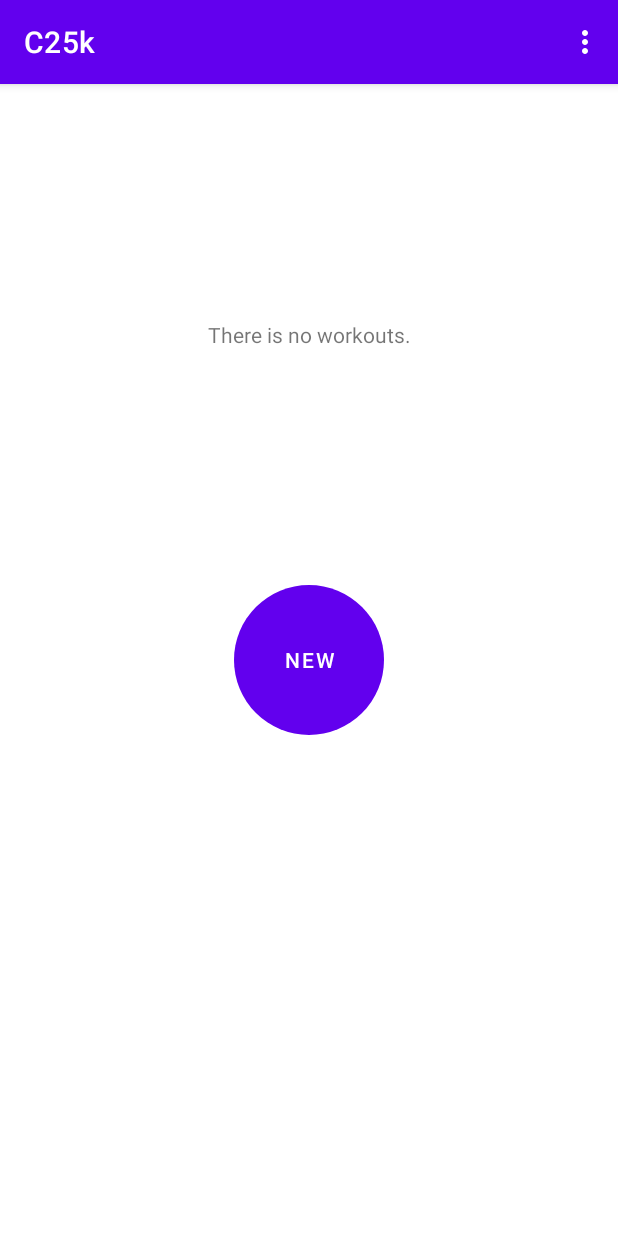
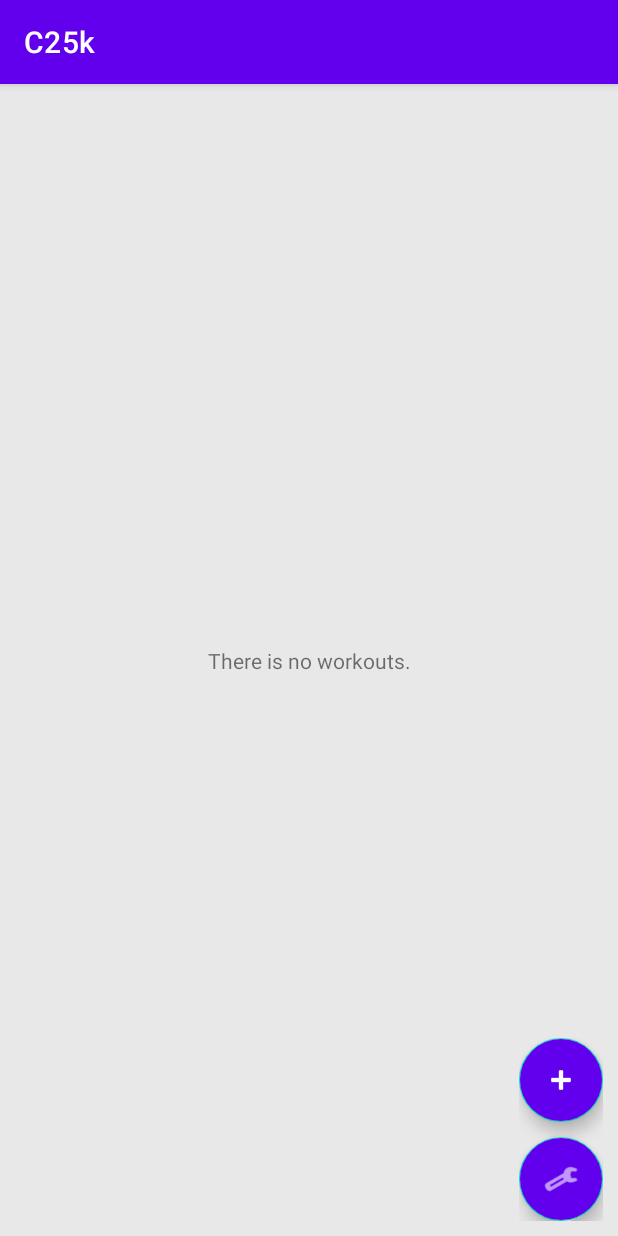
Before and after one commit to vieira-rodrigo/c25k, an Android app: the screen it shows after launch (MainActivity), on a phone screen of 412 x 824 dp. Run offline under Robolectric (Android 15) with nearby library versions, the phone set to English and light mode, and no system bars.

Commit message:
Adjustments
- New card design
- Fix speed label on action
- Fix back flow before start workout
- Remove menu
- New and settings floating buttons

```diff
--- a/app/src/main/java/com/rev/c25k/view/HomeFragment.java
+++ b/app/src/main/java/com/rev/c25k/view/HomeFragment.java
@@ -32,6 +32,7 @@ public class HomeFragment extends Fragment {
         super.onViewCreated(view, savedInstanceState);
         initWorkoutsList(view);
         initNewButton(view);
+        initSettingsButton(view);
     }
 
     private void initWorkoutsList(View view) {
@@ -58,4 +59,11 @@ public class HomeFragment extends Fragment {
                     .navigate(R.id.action_HomeFragment_to_SelectFragment);
         });
     }
+
+    private void initSettingsButton(View view) {
+        view.findViewById(R.id.button_settings).setOnClickListener(view1 -> {
+            NavHostFragment.findNavController(HomeFragment.this)
+                    .navigate(R.id.action_HomeFragment_to_SettingsFragment);
+        });
+    }
 }
--- a/app/src/main/res/drawable/card.xml
+++ b/app/src/main/res/drawable/card.xml
@@ -1,7 +1,7 @@
 <shape xmlns:android="http://schemas.android.com/apk/res/android"
     android:shape="rectangle">
 
-    <solid android:color="#E8E8E8" />
+    <solid android:color="@color/card_background" />
 
     <corners
         android:bottomLeftRadius="@dimen/card_radius"
--- a/app/src/main/res/layout/fragment_home.xml
+++ b/app/src/main/res/layout/fragment_home.xml
@@ -4,6 +4,7 @@
     xmlns:tools="http://schemas.android.com/tools"
     android:layout_width="match_parent"
     android:layout_height="match_parent"
+    android:background="@color/app_background"
     tools:context=".view.HomeFragment">
 
     <TextView
@@ -11,7 +12,7 @@
         android:layout_width="wrap_content"
         android:layout_height="wrap_content"
         android:text="@string/there_is_no_workout"
-        app:layout_constraintBottom_toTopOf="@id/button_new"
+        app:layout_constraintBottom_toBottomOf="parent"
         app:layout_constraintEnd_toEndOf="parent"
         app:layout_constraintStart_toStartOf="parent"
         app:layout_constraintTop_toTopOf="parent" />
@@ -19,21 +20,39 @@
     <ListView
         android:id="@+id/list_view_workouts"
         android:layout_width="match_parent"
-        android:layout_height="@dimen/workouts_list_height"
-        android:divider="@null"
-        app:layout_constraintBottom_toTopOf="@id/button_new"
-        app:layout_constraintEnd_toEndOf="parent"
-        app:layout_constraintStart_toStartOf="parent"
-        app:layout_constraintTop_toTopOf="parent" />
+        android:layout_height="match_parent"
+        android:divider="@null" />
 
-    <Button
-        android:id="@+id/button_new"
+    <LinearLayout
         android:layout_width="wrap_content"
         android:layout_height="wrap_content"
-        android:text="@string/new_button"
-        android:background="@drawable/circle_button"
         app:layout_constraintBottom_toBottomOf="parent"
         app:layout_constraintEnd_toEndOf="parent"
-        app:layout_constraintStart_toStartOf="parent"
-        app:layout_constraintTop_toBottomOf="@id/list_view_workouts" />
+        android:orientation="vertical"
+        android:layout_margin="@dimen/layout_floating_margin">
+
+        <com.google.android.material.floatingactionbutton.FloatingActionButton
+            android:id="@+id/button_new"
+            android:layout_width="wrap_content"
+            android:layout_height="wrap_content"
+            android:layout_gravity="bottom|end"
+            android:backgroundTint="?attr/colorPrimary"
+            android:contentDescription="@string/run"
+            android:layout_marginBottom="@dimen/button_new_marginBottom"
+            app:fabSize="auto"
+            app:srcCompat="@android:drawable/ic_input_add"
+            app:tint="@color/white" />
+
+        <com.google.android.material.floatingactionbutton.FloatingActionButton
+            android:id="@+id/button_settings"
+            android:layout_width="wrap_content"
+            android:layout_height="wrap_content"
+            android:layout_gravity="bottom|end"
+            android:backgroundTint="?attr/colorPrimary"
+            android:contentDescription="@string/run"
+            app:fabSize="auto"
+            app:srcCompat="@android:drawable/ic_menu_preferences"
+            app:tint="@color/white" />
+    </LinearLayout>
+
 </androidx.constraintlayout.widget.ConstraintLayout>
--- a/app/src/main/res/layout/list_item_workout.xml
+++ b/app/src/main/res/layout/list_item_workout.xml
@@ -3,6 +3,7 @@
     xmlns:tools="http://schemas.android.com/tools"
     android:layout_width="match_parent"
     android:layout_height="match_parent"
+    xmlns:app="http://schemas.android.com/apk/res-auto"
     android:padding="@dimen/workout_item_padding">
 
     <LinearLayout
@@ -167,7 +168,8 @@
                 android:layout_height="wrap_content"
                 android:layout_margin="@dimen/workout_item_margin"
                 android:contentDescription="@string/delete"
-                android:src="@drawable/ic_delete" />
+                android:backgroundTint="@color/card_background"
+                app:srcCompat="@android:drawable/ic_delete" />
         </LinearLayout>
     </LinearLayout>
 </LinearLayout>
--- a/app/src/main/res/menu/menu_main.xml
+++ /dev/null
@@ -1,10 +0,0 @@
-<menu xmlns:android="http://schemas.android.com/apk/res/android"
-    xmlns:app="http://schemas.android.com/apk/res-auto"
-    xmlns:tools="http://schemas.android.com/tools"
-    tools:context="com.rev.c25k.view.MainActivity">
-    <item
-        android:id="@+id/action_settings"
-        android:orderInCategory="100"
-        android:title="@string/action_settings"
-        app:showAsAction="never" />
-</menu>
--- a/app/src/main/res/navigation/nav_graph.xml
+++ b/app/src/main/res/navigation/nav_graph.xml
@@ -14,6 +14,9 @@
         <action
             android:id="@+id/action_HomeFragment_to_SelectFragment"
             app:destination="@id/SelectFragment" />
+        <action
+            android:id="@+id/action_HomeFragment_to_SettingsFragment"
+            app:destination="@id/SettingsFragment" />
     </fragment>
     <fragment
         android:id="@+id/SelectFragment"
@@ -33,6 +36,9 @@
         <action
             android:id="@+id/action_Chronometer_to_HomeFragment"
             app:destination="@id/HomeFragment" />
+        <action
+            android:id="@+id/action_ChronometerFragment_to_SelectFragment"
+            app:destination="@id/SelectFragment" />
     </fragment>
     <fragment
         android:id="@+id/SettingsFragment"
--- a/app/src/main/res/values/colors.xml
+++ b/app/src/main/res/values/colors.xml
@@ -7,4 +7,6 @@
     <color name="teal_700">#FF018786</color>
     <color name="black">#FF000000</color>
     <color name="white">#FFFFFFFF</color>
+    <color name="app_background">#E8E8E8</color>
+    <color name="card_background">#FFF</color>
 </resources>
--- a/app/src/main/res/values/dimens.xml
+++ b/app/src/main/res/values/dimens.xml
@@ -26,4 +26,6 @@
     <dimen name="tv_time_marginEnd">10dp</dimen>
     <dimen name="tv_action_marginBottom">10dp</dimen>
     <dimen name="tv_time_size">15sp</dimen>
+    <dimen name="layout_floating_margin">10dp</dimen>
+    <dimen name="button_new_marginBottom">10dp</dimen>
 </resources>
```
Also changed, not shown: app/src/main/java/com/rev/c25k/view/ChronometerFragment.java (+11 -6 lines), app/src/main/java/com/rev/c25k/view/MainActivity.java (+11 -45 lines), app/src/main/res/drawable/ic_delete.xml (deleted, +0 -10 lines).
